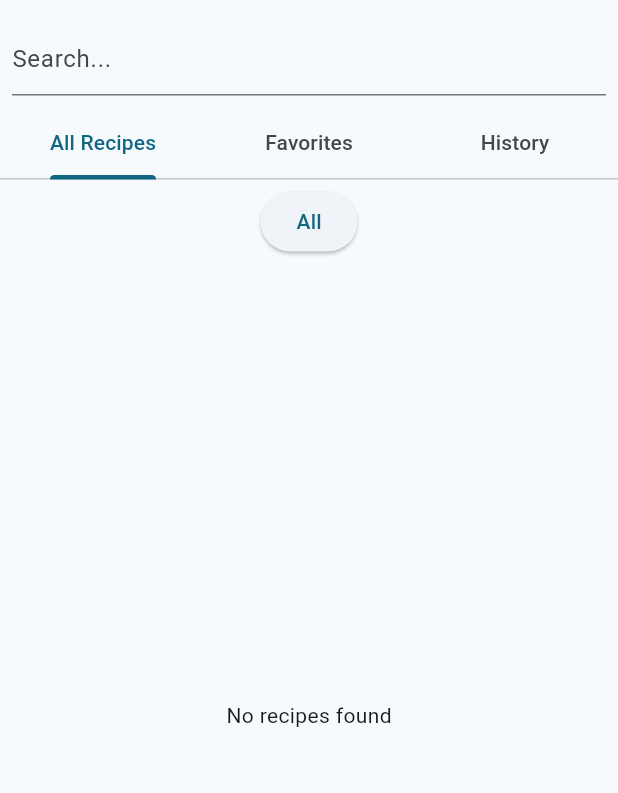
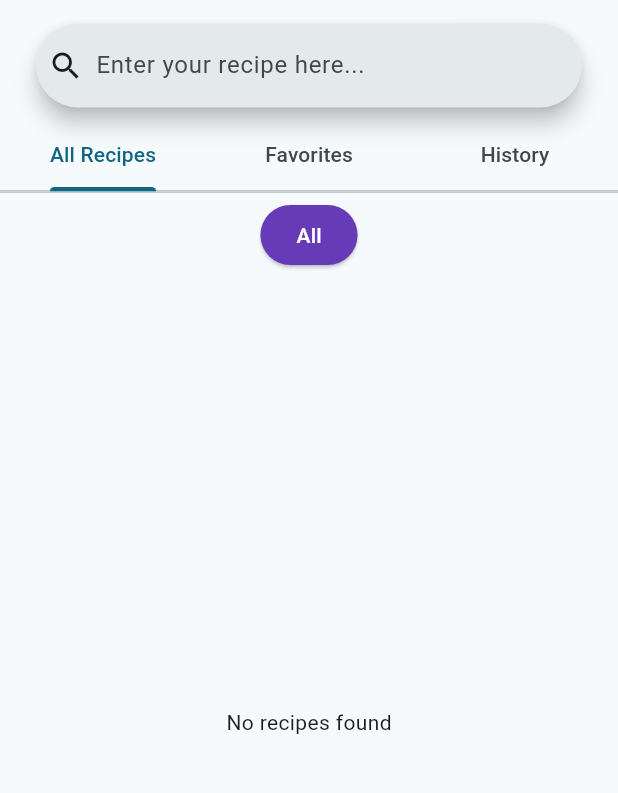
Before and after one commit to VG-Fish/meal_mind, a Flutter app: the RecipesPage screen opened directly, on a phone screen of 412 x 824 dp, the part 68-861 px from its top. Run offline on Flutter 3.47's test engine with Material 3 defaults, Android fonts, the phone set to English and light mode, and no system bars; our stand-ins replace material_design_icons_flutter, shared_preferences; accounts and stored records are empty; network calls fail.

Commit message:
added back styles

```diff
--- a/lib/pages/recipes/components/recipe_search_bar.dart
+++ b/lib/pages/recipes/components/recipe_search_bar.dart
@@ -3,7 +3,7 @@ import 'package:flutter/material.dart';
 class RecipeSearchBar extends StatefulWidget {
   const RecipeSearchBar({super.key, required this.onSubmit});
 
-  final Future<void> Function(String recipe) onSubmit;
+  final void Function(String recipe) onSubmit;
 
   @override
   State<RecipeSearchBar> createState() => _RecipeSearchBarState();
--- a/lib/pages/recipes/recipes.dart
+++ b/lib/pages/recipes/recipes.dart
@@ -1,7 +1,10 @@
 import 'package:flutter/material.dart';
+import 'package:meal_mind/pages/recipes/components/recipe_search_bar.dart';
 import 'package:provider/provider.dart';
+
 import 'state/recipe_state.dart';
 import 'components/recipe_tabs.dart';
+import '../components/copyable_text_widget.dart';
 
 class RecipesPage extends StatelessWidget {
   const RecipesPage({super.key});
@@ -16,6 +19,7 @@ class RecipesPage extends StatelessWidget {
         body: SafeArea(
           child: Column(
             children: [
+              // Top Text
               const Padding(
                 padding: EdgeInsets.all(8.0),
                 child: Text(
@@ -23,53 +27,93 @@ class RecipesPage extends StatelessWidget {
                   style: TextStyle(fontSize: 26, fontWeight: FontWeight.w600),
                 ),
               ),
+
+              // Search Bar
               Padding(
                 padding: const EdgeInsets.all(8.0),
-                child: TextField(
-                  onSubmitted: (text) => state.addToHistory(text),
-                  decoration: const InputDecoration(hintText: 'Search...'),
+                child: RecipeSearchBar(
+                  onSubmit: (text) => state.addToHistory(text),
                 ),
               ),
-              TabBar(
+
+              const TabBar(
                 tabs: const [
                   Tab(text: "All Recipes"),
                   Tab(text: "Favorites"),
                   Tab(text: "History"),
                 ],
               ),
+
+              const Divider(height: 1),
+
               Expanded(
                 child: TabBarView(
                   children: [
                     Column(
                       children: [
+                        // Category Buttons
                         SingleChildScrollView(
                           scrollDirection: Axis.horizontal,
                           child: Row(
                             children: state.categories
                                 .map(
-                                  (cat) => Padding(
+                                  (category) => Padding(
                                     padding: const EdgeInsets.all(4),
                                     child: ElevatedButton(
-                                      onPressed: () =>
-                                          state.setCategory(cat, 9),
-                                      child: Text(cat),
+                                      onPressed: () => state.setCategory(
+                                        category,
+                                        9,
+                                      ), // This call fetches X recipes
+                                      child: Text(category),
+                                      style: ButtonStyle(
+                                        backgroundColor:
+                                            WidgetStateProperty.all(
+                                              Colors.deepPurple,
+                                            ),
+                                        foregroundColor:
+                                            WidgetStateProperty.all(
+                                              Colors.white,
+                                            ),
+                                      ),
                                     ),
                                   ),
                                 )
                                 .toList(),
                           ),
                         ),
+
+                        // Recipe Cards
                         const Expanded(child: RecipeTabs()),
                       ],
                     ),
+
+                    // Favorites Tab
                     ListView(
-                      children: state.favorites
-                          .map((f) => ListTile(title: Text(f)))
+                      children: state.favorites.reversed
+                          .map(
+                            (favorite) => Card(
+                              shape: RoundedRectangleBorder(
+                                borderRadius: BorderRadius.circular(8),
+                              ),
+                              color: const Color.fromARGB(255, 178, 223, 245),
+                              child: CopyableTextWidget(text: favorite),
+                            ),
+                          )
                           .toList(),
                     ),
+
+                    // History Tab
                     ListView(
-                      children: state.history
-                          .map((h) => ListTile(title: Text(h)))
+                      children: state.history.reversed
+                          .map(
+                            (history) => Card(
+                              shape: RoundedRectangleBorder(
+                                borderRadius: BorderRadius.circular(8),
+                              ),
+                              color: const Color.fromARGB(255, 178, 223, 245),
+                              child: CopyableTextWidget(text: history),
+                            ),
+                          )
                           .toList(),
                     ),
                   ],
```
